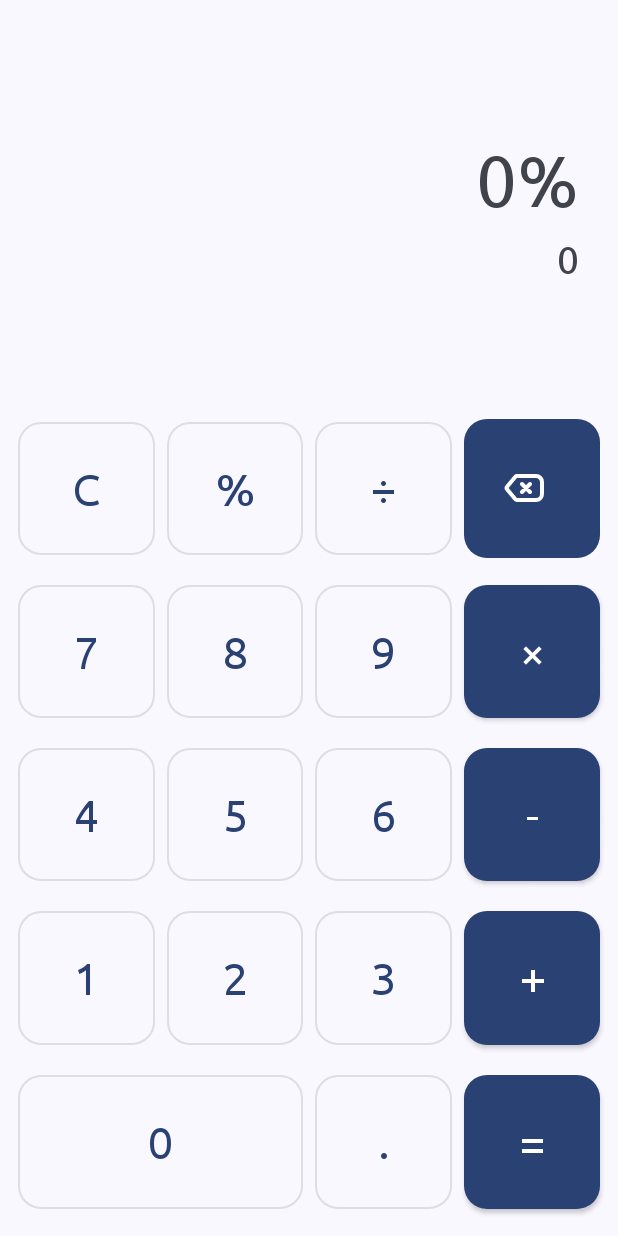
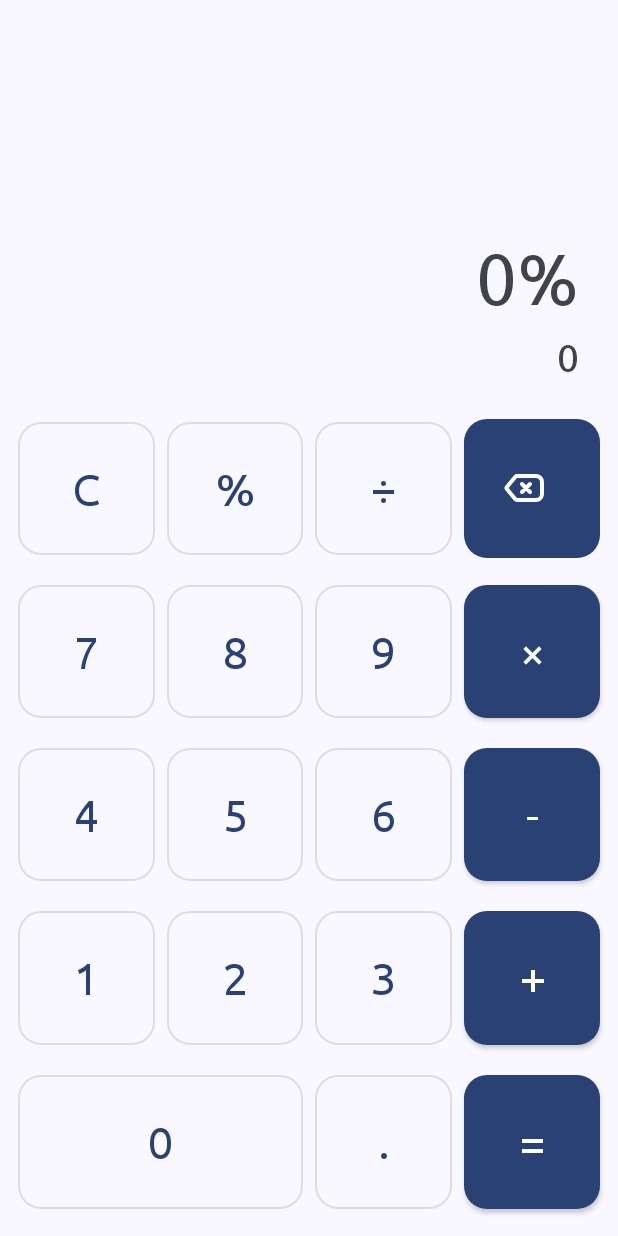
Before and after one commit to Binondi/Calculator-Hide-Files, an Android app: the screen it shows after launch (MainActivity), after a tap on an icon or button, on a phone screen of 412 x 824 dp. Run offline under Robolectric (Android 15) with nearby library versions, the phone set to English and light mode, and no system bars; 1 statement that could not run was skipped.

Commit message:
Bug Fix, Added Some More Calculation Features in Calculator Part.

```diff
--- a/app/src/main/res/layout/activity_main.xml
+++ b/app/src/main/res/layout/activity_main.xml
@@ -13,47 +13,65 @@
         android:layout_width="0dp"
         android:layout_height="0dp"
         android:layout_margin="16dp"
-        app:layout_constraintTop_toTopOf="parent"
+        app:layout_constraintEnd_toEndOf="parent"
+        app:layout_constraintHeight_percent="0.3"
         app:layout_constraintStart_toStartOf="parent"
-        app:layout_constraintEnd_toEndOf="parent"
-        app:layout_constraintHeight_percent="0.3">
+        app:layout_constraintTop_toTopOf="parent">
 
-        <TextView
-            android:id="@+id/display"
-            android:layout_width="0dp"
-            android:layout_height="wrap_content"
+        <LinearLayout
+            android:id="@+id/scrollView"
+            android:layout_width="match_parent"
+            android:layout_height="0dp"
+            android:scrollbars="none"
             android:gravity="end|bottom"
-            android:padding="10dp"
-            android:text="0"
-            android:textSize="48sp"
-            android:autoSizeTextType="uniform"
-            android:autoSizeMinTextSize="16sp"
-            android:autoSizeMaxTextSize="48sp"
-            android:autoSizeStepGranularity="2sp"
             app:layout_constraintBottom_toTopOf="@+id/total"
             app:layout_constraintEnd_toEndOf="parent"
             app:layout_constraintStart_toStartOf="parent"
             app:layout_constraintTop_toTopOf="parent"
-            app:layout_constraintVertical_chainStyle="packed"
-            tools:ignore="Suspicious0dp" />
+            app:layout_constraintVertical_chainStyle="packed">
+
+            <LinearLayout
+                android:layout_width="match_parent"
+                android:layout_height="match_parent"
+                android:layout_gravity="bottom"
+                android:gravity="end|bottom"
+                android:orientation="vertical">
+
+                <TextView
+                    android:id="@+id/display"
+                    android:layout_width="match_parent"
+                    android:layout_height="wrap_content"
+                    android:autoSizeMaxTextSize="48sp"
+                    android:autoSizeMinTextSize="16sp"
+                    android:autoSizeStepGranularity="2sp"
+                    android:gravity="end|bottom"
+                    android:autoSizeTextType="uniform"
+                    android:padding="10dp"
+                    android:text="0"
+                    android:textSize="48sp"
+                    tools:ignore="Suspicious0dp" />
+            </LinearLayout>
+
+
+        </LinearLayout>
 
         <TextView
             android:id="@+id/total"
             android:layout_width="0dp"
             android:layout_height="wrap_content"
+            android:autoSizeMaxTextSize="26sp"
+            android:autoSizeMinTextSize="24sp"
+            android:autoSizeStepGranularity="2sp"
+            android:autoSizeTextType="uniform"
             android:gravity="end|bottom"
             android:paddingRight="10dp"
             android:paddingBottom="10dp"
             android:text=""
             android:textSize="26sp"
-            android:autoSizeTextType="uniform"
-            android:autoSizeMinTextSize="12sp"
-            android:autoSizeMaxTextSize="26sp"
-            android:autoSizeStepGranularity="2sp"
             app:layout_constraintBottom_toBottomOf="parent"
             app:layout_constraintEnd_toEndOf="parent"
             app:layout_constraintStart_toStartOf="parent"
-            app:layout_constraintTop_toBottomOf="@+id/display"
+            app:layout_constraintTop_toBottomOf="@+id/scrollView"
             tools:ignore="Suspicious0dp" />
     </androidx.constraintlayout.widget.ConstraintLayout>
 
@@ -64,209 +82,209 @@
         android:layout_height="0dp"
         android:layout_margin="8dp"
         app:columnCount="4"
-        app:rowCount="5"
+        app:layout_constraintBottom_toBottomOf="parent"
+        app:layout_constraintEnd_toEndOf="parent"
+        app:layout_constraintStart_toStartOf="parent"
         app:layout_constraintTop_toBottomOf="@id/displayContainer"
-        app:layout_constraintBottom_toBottomOf="parent"
-        app:layout_constraintStart_toStartOf="parent"
-        app:layout_constraintEnd_toEndOf="parent">
+        app:rowCount="5">
 
         <!-- Row 1 -->
         <com.google.android.material.button.MaterialButton
             android:id="@+id/btnClear"
+            style="@style/Widget.MaterialComponents.Button.OutlinedButton"
             android:layout_width="0dp"
             android:layout_height="0dp"
-            app:layout_rowWeight="1"
+            android:layout_margin="4dp"
+            android:text="C"
+            android:textSize="30sp"
+            app:cornerRadius="15dp"
             app:layout_columnWeight="1"
-            android:layout_margin="4dp"
-            android:textSize="30sp"
-            android:text="C"
-            app:cornerRadius="15dp"
-            style="@style/Widget.MaterialComponents.Button.OutlinedButton"/>
+            app:layout_rowWeight="1" />
 
         <com.google.android.material.button.MaterialButton
             android:id="@+id/btnPercent"
+            style="@style/Widget.MaterialComponents.Button.OutlinedButton"
             android:layout_width="0dp"
             android:layout_height="0dp"
-            app:layout_rowWeight="1"
-            app:layout_columnWeight="1"
-            android:textSize="30sp"
             android:layout_margin="4dp"
             android:text="%"
+            android:textSize="30sp"
             app:cornerRadius="15dp"
-            style="@style/Widget.MaterialComponents.Button.OutlinedButton"/>
+            app:layout_columnWeight="1"
+            app:layout_rowWeight="1" />
 
         <com.google.android.material.button.MaterialButton
             android:id="@+id/btnDivide"
+            style="@style/Widget.MaterialComponents.Button.OutlinedButton"
             android:layout_width="0dp"
             android:layout_height="0dp"
-            app:layout_rowWeight="1"
-            app:layout_columnWeight="1"
-            android:textSize="30sp"
             android:layout_margin="4dp"
             android:text="÷"
+            android:textSize="30sp"
             app:cornerRadius="15dp"
-            style="@style/Widget.MaterialComponents.Button.OutlinedButton"/>
+            app:layout_columnWeight="1"
+            app:layout_rowWeight="1" />
 
         <com.google.android.material.button.MaterialButton
             android:id="@+id/cut"
             android:layout_width="0dp"
             android:layout_height="0dp"
-            app:layout_rowWeight="1"
+            android:layout_margin="4dp"
+            android:gravity="center"
+            android:textAlignment="center"
+            android:textSize="30sp"
+            app:cornerRadius="15dp"
+            app:icon="@drawable/backspace"
+            app:iconSize="32dp"
             app:layout_columnWeight="1"
-            android:textSize="30sp"
-            android:gravity="center"
-            android:layout_margin="4dp"
-            app:icon="@drawable/backspace"
-            android:textAlignment="center"
-            app:iconSize="32dp"
-            app:cornerRadius="15dp"/>
+            app:layout_rowWeight="1" />
 
         <!-- Row 2 -->
         <com.google.android.material.button.MaterialButton
             android:id="@+id/btn7"
+            style="@style/Widget.MaterialComponents.Button.OutlinedButton"
             android:layout_width="0dp"
             android:layout_height="0dp"
-            app:layout_rowWeight="1"
-            app:layout_columnWeight="1"
-            android:textSize="30sp"
             android:layout_margin="4dp"
             android:text="7"
+            android:textSize="30sp"
             app:cornerRadius="15dp"
-            style="@style/Widget.MaterialComponents.Button.OutlinedButton"/>
+            app:layout_columnWeight="1"
+            app:layout_rowWeight="1" />
 
         <com.google.android.material.button.MaterialButton
             android:id="@+id/btn8"
+            style="@style/Widget.MaterialComponents.Button.OutlinedButton"
             android:layout_width="0dp"
             android:layout_height="0dp"
-            app:layout_rowWeight="1"
-            app:layout_columnWeight="1"
-            android:textSize="30sp"
             android:layout_margin="4dp"
             android:text="8"
+            android:textSize="30sp"
             app:cornerRadius="15dp"
-            style="@style/Widget.MaterialComponents.Button.OutlinedButton"/>
+            app:layout_columnWeight="1"
+            app:layout_rowWeight="1" />
 
         <com.google.android.material.button.MaterialButton
             android:id="@+id/btn9"
+            style="@style/Widget.MaterialComponents.Button.OutlinedButton"
             android:layout_width="0dp"
             android:layout_height="0dp"
-            app:layout_rowWeight="1"
+            android:layout_margin="4dp"
+            android:text="9"
+            android:textSize="30sp"
+            app:cornerRadius="15dp"
             app:layout_columnWeight="1"
-            android:layout_margin="4dp"
-            android:textSize="30sp"
-            android:text="9"
-            app:cornerRadius="15dp"
-            style="@style/Widget.MaterialComponents.Button.OutlinedButton"/>
+            app:layout_rowWeight="1" />
 
         <com.google.android.material.button.MaterialButton
             android:id="@+id/btnMultiply"
+            style="@style/Widget.MaterialComponents.Button"
             android:layout_width="0dp"
             android:layout_height="0dp"
-            app:layout_rowWeight="1"
+            android:layout_margin="4dp"
+            android:text="×"
+            android:textSize="30sp"
+            app:cornerRadius="15dp"
             app:layout_columnWeight="1"
-            android:layout_margin="4dp"
-            android:textSize="30sp"
-            android:text="×"
-            app:cornerRadius="15dp"
-            style="@style/Widget.MaterialComponents.Button"/>
+            app:layout_rowWeight="1" />
 
         <!-- Row 3 -->
         <com.google.android.material.button.MaterialButton
             android:id="@+id/btn4"
+            style="@style/Widget.MaterialComponents.Button.OutlinedButton"
             android:layout_width="0dp"
             android:layout_height="0dp"
-            app:layout_rowWeight="1"
+            android:layout_margin="4dp"
+            android:text="4"
+            android:textSize="30sp"
+            app:cornerRadius="15dp"
             app:layout_columnWeight="1"
-            android:textSize="30sp"
-            android:layout_margin="4dp"
-            app:cornerRadius="15dp"
-            android:text="4"
-            style="@style/Widget.MaterialComponents.Button.OutlinedButton"/>
+            app:layout_rowWeight="1" />
 
         <com.google.android.material.button.MaterialButton
             android:id="@+id/btn5"
+            style="@style/Widget.MaterialComponents.Button.OutlinedButton"
             android:layout_width="0dp"
             android:layout_height="0dp"
-            app:layout_rowWeight="1"
-            app:layout_columnWeight="1"
-            android:textSize="30sp"
             android:layout_margin="4dp"
             android:text="5"
+            android:textSize="30sp"
             app:cornerRadius="15dp"
-            style="@style/Widget.MaterialComponents.Button.OutlinedButton"/>
+            app:layout_columnWeight="1"
+            app:layout_rowWeight="1" />
 
         <com.google.android.material.button.MaterialButton
             android:id="@+id/btn6"
+            style="@style/Widget.MaterialComponents.Button.OutlinedButton"
             android:layout_width="0dp"
             android:layout_height="0dp"
-            app:layout_rowWeight="1"
-            app:layout_columnWeight="1"
-            android:textSize="30sp"
             android:layout_margin="4dp"
             android:text="6"
+            android:textSize="30sp"
             app:cornerRadius="15dp"
-            style="@style/Widget.MaterialComponents.Button.OutlinedButton"/>
+            app:layout_columnWeight="1"
+            app:layout_rowWeight="1" />
 
         <com.google.android.material.button.MaterialButton
             android:id="@+id/btnMinus"
+            style="@style/Widget.MaterialComponents.Button"
             android:layout_width="0dp"
             android:layout_height="0dp"
-            app:layout_rowWeight="1"
-            app:layout_columnWeight="1"
-            android:textSize="30sp"
             android:layout_margin="4dp"
             android:text="-"
+            android:textSize="30sp"
             app:cornerRadius="15dp"
-            style="@style/Widget.MaterialComponents.Button"/>
+            app:layout_columnWeight="1"
+            app:layout_rowWeight="1" />
 
         <!-- Row 4 -->
         <com.google.android.material.button.MaterialButton
             android:id="@+id/btn1"
+            style="@style/Widget.MaterialComponents.Button.OutlinedButton"
             android:layout_width="0dp"
             android:layout_height="0dp"
-            app:layout_rowWeight="1"
-            app:layout_columnWeight="1"
-            android:textSize="30sp"
             android:layout_margin="4dp"
             android:text="1"
+            android:textSize="30sp"
             app:cornerRadius="15dp"
-            style="@style/Widget.MaterialComponents.Button.OutlinedButton"/>
+            app:layout_columnWeight="1"
+            app:layout_rowWeight="1" />
 
         <com.google.android.material.button.MaterialButton
             android:id="@+id/btn2"
+            style="@style/Widget.MaterialComponents.Button.OutlinedButton"
             android:layout_width="0dp"
             android:layout_height="0dp"
-            app:layout_rowWeight="1"
-            app:layout_columnWeight="1"
-            android:textSize="30sp"
             android:layout_margin="4dp"
             android:text="2"
+            android:textSize="30sp"
             app:cornerRadius="15dp"
-            style="@style/Widget.MaterialComponents.Button.OutlinedButton"/>
+            app:layout_columnWeight="1"
+            app:layout_rowWeight="1" />
 
         <com.google.android.material.button.MaterialButton
             android:id="@+id/btn3"
+            style="@style/Widget.MaterialComponents.Button.OutlinedButton"
             android:layout_width="0dp"
             android:layout_height="0dp"
-            app:layout_rowWeight="1"
-            app:layout_columnWeight="1"
-            android:textSize="30sp"
             android:layout_margin="4dp"
             android:text="3"
+            android:textSize="30sp"
             app:cornerRadius="15dp"
-            style="@style/Widget.MaterialComponents.Button.OutlinedButton"/>
+            app:layout_columnWeight="1"
+            app:layout_rowWeight="1" />
 
         <com.google.android.material.button.MaterialButton
             android:id="@+id/btnPlus"
+            style="@style/Widget.MaterialComponents.Button"
             android:layout_width="0dp"
             android:layout_height="0dp"
-            app:layout_rowWeight="1"
-            app:layout_columnWeight="1"
-            android:textSize="30sp"
             android:layout_margin="4dp"
             android:text="+"
+            android:textSize="30sp"
             app:cornerRadius="15dp"
-            style="@style/Widget.MaterialComponents.Button"/>
+            app:layout_columnWeight="1"
+            app:layout_rowWeight="1" />
 
         <!-- Row 5 -->
         <com.google.android.material.button.MaterialButton
@@ -274,37 +292,37 @@
             style="@style/Widget.MaterialComponents.Button.OutlinedButton"
             android:layout_width="0dp"
             android:layout_height="0dp"
-            app:layout_rowWeight="1"
+            android:layout_margin="4dp"
+            android:text="0"
+            android:textSize="30sp"
+            app:cornerRadius="15dp"
             app:layout_columnSpan="2"
             app:layout_columnWeight="2"
-            android:textSize="30sp"
-            android:layout_margin="4dp"
-            app:cornerRadius="15dp"
-            android:text="0" />
+            app:layout_rowWeight="1" />
 
         <com.google.android.material.button.MaterialButton
             android:id="@+id/btnDot"
+            style="@style/Widget.MaterialComponents.Button.OutlinedButton"
             android:layout_width="0dp"
             android:layout_height="0dp"
-            app:layout_rowWeight="1"
-            app:layout_columnWeight="1"
-            android:textSize="30sp"
             android:layout_margin="4dp"
             android:text="."
+            android:textSize="30sp"
             app:cornerRadius="15dp"
-            style="@style/Widget.MaterialComponents.Button.OutlinedButton"/>
+            app:layout_columnWeight="1"
+            app:layout_rowWeight="1" />
 
         <com.google.android.material.button.MaterialButton
             android:id="@+id/btnEquals"
+            style="@style/Widget.MaterialComponents.Button"
             android:layout_width="0dp"
             android:layout_height="0dp"
-            app:layout_rowWeight="1"
-            app:layout_columnWeight="1"
-            android:textSize="30sp"
             android:layout_margin="4dp"
             android:text="="
+            android:textSize="30sp"
             app:cornerRadius="15dp"
-            style="@style/Widget.MaterialComponents.Button"/>
+            app:layout_columnWeight="1"
+            app:layout_rowWeight="1" />
 
     </androidx.gridlayout.widget.GridLayout>
 
```
